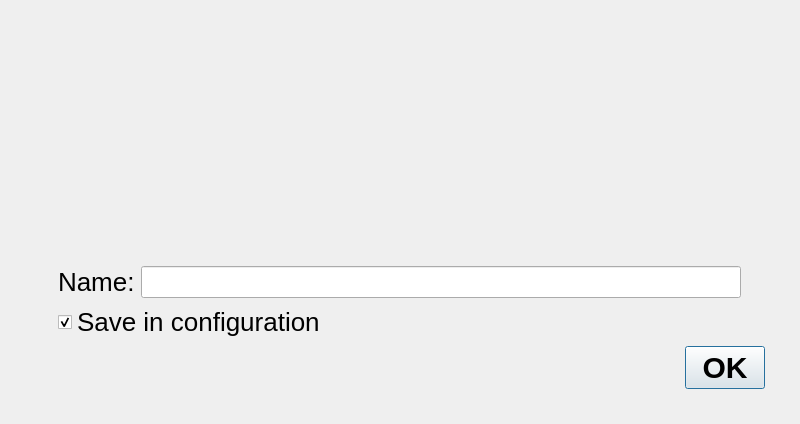
Before: the Qt Designer form src/gui/qt/gui_800x480/changecontentdialog_800x480.ui in pokerth/pokerth, drawn with Qt 5.
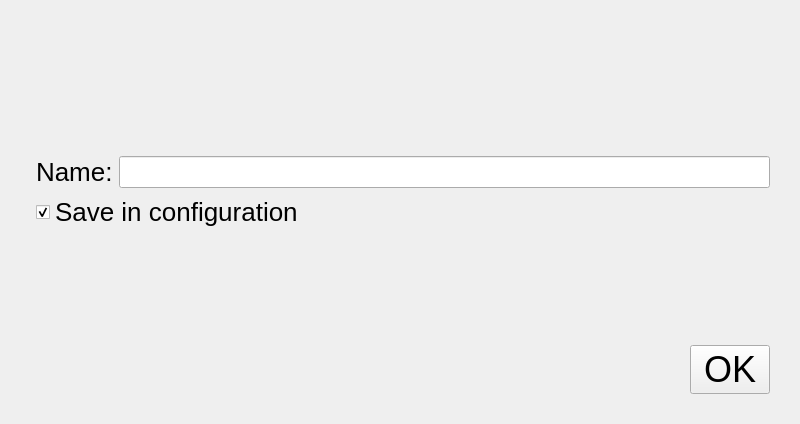
After: the same form once the commit is applied. Icons and pictures are not drawn.

Commit message: android dialog changes

The edit to the form file:
```diff
--- a/src/gui/qt/gui_800x480/changecontentdialog_800x480.ui
+++ b/src/gui/qt/gui_800x480/changecontentdialog_800x480.ui
@@ -29,13 +29,72 @@
    <string notr="true">QObject {font-size: 26px}</string>
   </property>
   <layout class="QGridLayout" name="gridLayout">
-   <property name="margin">
-    <number>35</number>
+   <property name="leftMargin">
+    <number>30</number>
+   </property>
+   <property name="rightMargin">
+    <number>30</number>
+   </property>
+   <property name="bottomMargin">
+    <number>30</number>
    </property>
    <item row="0" column="1">
     <widget class="QLabel" name="label_Message"/>
    </item>
+   <item row="5" column="0" colspan="2">
+    <layout class="QHBoxLayout" name="horizontalLayout_2">
+     <item>
+      <spacer name="horizontalSpacer">
+       <property name="orientation">
+        <enum>Qt::Horizontal</enum>
+       </property>
+       <property name="sizeHint" stdset="0">
+        <size>
+         <width>40</width>
+         <height>20</height>
+        </size>
+       </property>
+      </spacer>
+     </item>
+     <item>
+      <widget class="QPushButton" name="pushButton">
+       <property name="styleSheet">
+        <string notr="true">QObject { font: 36px;}</string>
+       </property>
+       <property name="text">
+        <string> OK </string>
+       </property>
+       <property name="icon">
+        <iconset resource="../resources/pokerth.qrc">
+         <normaloff>:/gfx/dialog_ok_apply.png</normaloff>:/gfx/dialog_ok_apply.png</iconset>
+       </property>
+       <property name="iconSize">
+        <size>
+         <width>32</width>
+         <height>32</height>
+        </size>
+       </property>
+       <property name="autoDefault">
+        <bool>false</bool>
+       </property>
+      </widget>
+     </item>
+    </layout>
+   </item>
    <item row="1" column="1">
+    <spacer name="verticalSpacer_2">
+     <property name="orientation">
+      <enum>Qt::Vertical</enum>
+     </property>
+     <property name="sizeHint" stdset="0">
+      <size>
+       <width>20</width>
+       <height>40</height>
+      </size>
+     </property>
+    </spacer>
+   </item>
+   <item row="2" column="1">
     <layout class="QHBoxLayout" name="horizontalLayout">
      <item>
       <widget class="QLabel" name="label_lineLabel">
@@ -62,7 +121,7 @@
      </item>
     </layout>
    </item>
-   <item row="2" column="1">
+   <item row="3" column="1">
     <widget class="QCheckBox" name="checkBox">
      <property name="text">
       <string>Save in configuration</string>
@@ -72,41 +131,15 @@
      </property>
     </widget>
    </item>
-   <item row="3" column="0" colspan="3">
-    <widget class="QDialogButtonBox" name="buttonBox">
-     <property name="styleSheet">
-      <string notr="true">QObject {font: bold 30px}</string>
-     </property>
+   <item row="4" column="1">
+    <spacer name="verticalSpacer">
      <property name="orientation">
-      <enum>Qt::Horizontal</enum>
+      <enum>Qt::Vertical</enum>
      </property>
-     <property name="standardButtons">
-      <set>QDialogButtonBox::Ok</set>
-     </property>
-    </widget>
-   </item>
-   <item row="2" column="0">
-    <spacer name="horizontalSpacer_3">
-     <property name="orientation">
-      <enum>Qt::Horizontal</enum>
-     </property>
      <property name="sizeHint" stdset="0">
       <size>
-       <width>40</width>
-       <height>20</height>
-      </size>
-     </property>
-    </spacer>
-   </item>
-   <item row="2" column="2">
-    <spacer name="horizontalSpacer_4">
-     <property name="orientation">
-      <enum>Qt::Horizontal</enum>
-     </property>
-     <property name="sizeHint" stdset="0">
-      <size>
-       <width>40</width>
-       <height>20</height>
+       <width>20</width>
+       <height>40</height>
       </size>
      </property>
     </spacer>
```
Left out of the diff: 33 changed lines with no effect on the pictures. The commit also changes 17 other files.
